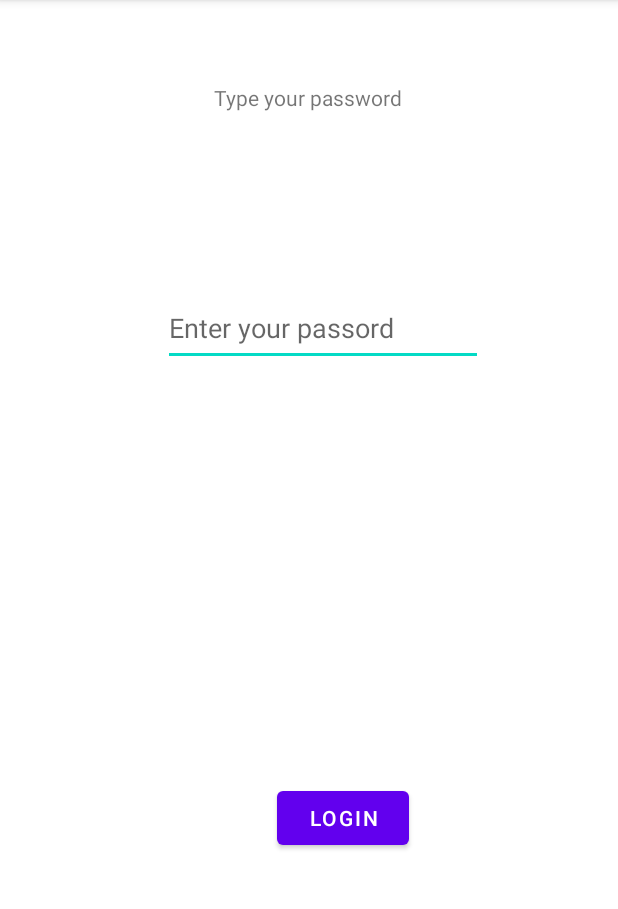
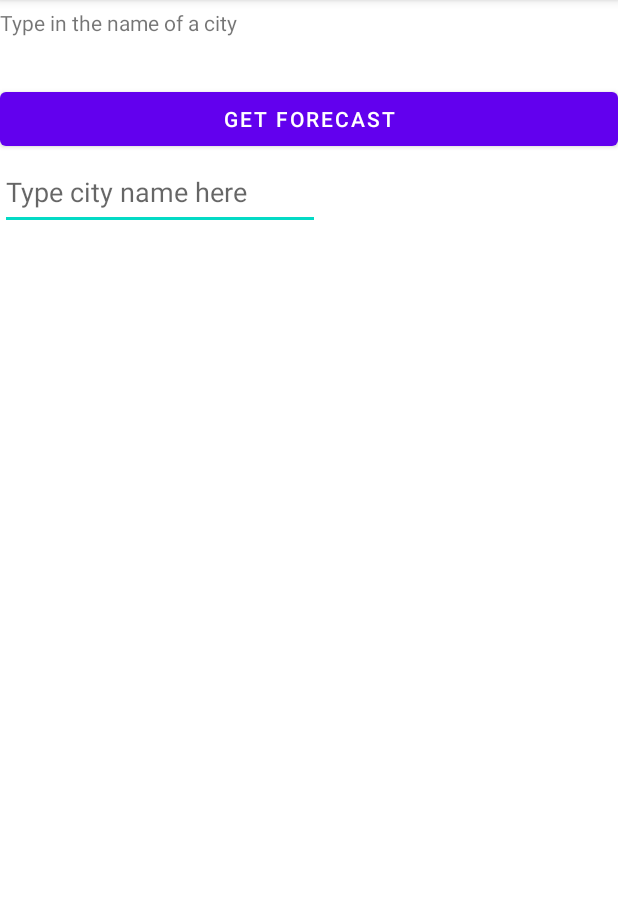
Before and after one commit to jianglianni/Lab5, an Android app: the screen it shows after launch (MainActivity), on a phone screen of 412 x 824 dp, the part 84-993 px from its top. Run offline under Robolectric (Android 15) with nearby library versions, the phone set to English and light mode, and no system bars; our stand-ins replace Volley.

Commit message:
finishi lab10

```diff
--- a/app/src/main/AndroidManifest.xml
+++ b/app/src/main/AndroidManifest.xml
@@ -1,11 +1,13 @@
 <?xml version="1.0" encoding="utf-8"?>
 <manifest xmlns:android="http://schemas.android.com/apk/res/android"
     xmlns:tools="http://schemas.android.com/tools">
+    <uses-permission android:name="android.permission.INTERNET"/>
 
     <application
         android:allowBackup="true"
         android:dataExtractionRules="@xml/data_extraction_rules"
         android:fullBackupContent="@xml/backup_rules"
+        android:enableOnBackInvokedCallback="true"
         android:icon="@mipmap/ic_launcher"
         android:label="@string/app_name"
         android:supportsRtl="true"
--- a/app/src/main/res/layout/activity_main.xml
+++ b/app/src/main/res/layout/activity_main.xml
@@ -1,56 +1,73 @@
 <?xml version="1.0" encoding="utf-8"?>
-<androidx.constraintlayout.widget.ConstraintLayout xmlns:android="http://schemas.android.com/apk/res/android"
+<LinearLayout xmlns:android="http://schemas.android.com/apk/res/android"
     xmlns:app="http://schemas.android.com/apk/res-auto"
     xmlns:tools="http://schemas.android.com/tools"
     android:layout_width="match_parent"
     android:layout_height="match_parent"
-    tools:context=".MainActivity">
+    tools:context=".MainActivity"
+    android:orientation="vertical">
 
     <TextView
         android:id="@+id/textView"
-        android:layout_width="wrap_content"
-        android:layout_height="wrap_content"
+        android:layout_width="match_parent"
+        android:layout_height="50dp"
         android:layout_marginTop="5dp"
-        android:text="Type your password"
-        app:layout_constraintBottom_toBottomOf="parent"
-        app:layout_constraintEnd_toEndOf="parent"
-        app:layout_constraintHorizontal_bias="0.498"
-        app:layout_constraintStart_toStartOf="parent"
-        app:layout_constraintTop_toTopOf="parent"
-        app:layout_constraintVertical_bias="0.067" />
+        android:text="Type in the name of a city" />
 
     <Button
         android:id="@+id/button"
-        android:layout_width="88dp"
+        android:layout_width="match_parent"
         android:layout_height="wrap_content"
-        android:layout_marginTop="16dp"
-        android:layout_marginEnd="24dp"
-        android:layout_marginBottom="50dp"
-        android:text="Login"
-        app:layout_constraintBottom_toBottomOf="parent"
-        app:layout_constraintEnd_toEndOf="parent"
-        app:layout_constraintHorizontal_bias="0.615"
-        app:layout_constraintStart_toStartOf="parent"
-        app:layout_constraintTop_toTopOf="parent"
-        app:layout_constraintVertical_bias="0.773"
-        tools:ignore="MissingConstraints" />
+        android:text="GET FORECAST" />
 
     <EditText
         android:id="@+id/editText"
         android:layout_width="wrap_content"
         android:layout_height="50dp"
-        android:layout_marginStart="8dp"
-        android:layout_marginTop="32dp"
-        android:layout_marginEnd="8dp"
-        android:layout_marginBottom="100dp"
         android:ems="10"
-        android:hint="Enter your passord"
-        android:inputType="textPersonName"
-        app:layout_constraintBottom_toTopOf="@+id/button"
-        app:layout_constraintEnd_toEndOf="@id/textView"
-        app:layout_constraintHorizontal_bias="0.41"
-        app:layout_constraintStart_toStartOf="@id/textView"
-        app:layout_constraintTop_toBottomOf="@+id/textView"
-        app:layout_constraintVertical_bias="0.33" />
+        android:hint="Type city name here"
+        android:inputType="textPersonName" />
 
-</androidx.constraintlayout.widget.ConstraintLayout>
+    <TextView
+        android:id="@+id/temp"
+        android:layout_width="match_parent"
+        android:layout_height="wrap_content"
+        android:text="TextView"
+        android:visibility="invisible" />
+
+    <TextView
+        android:id="@+id/maxTemp"
+        android:layout_width="match_parent"
+        android:layout_height="wrap_content"
+        android:text="TextView"
+        android:visibility="invisible" />
+
+    <TextView
+        android:id="@+id/minTemp"
+        android:layout_width="match_parent"
+        android:layout_height="wrap_content"
+        android:text="TextView"
+        android:visibility="invisible" />
+
+    <TextView
+        android:id="@+id/humitidy"
+        android:layout_width="match_parent"
+        android:layout_height="wrap_content"
+        android:text="TextView"
+        android:visibility="invisible" />
+
+    <TextView
+        android:id="@+id/description"
+        android:layout_width="match_parent"
+        android:layout_height="wrap_content"
+        android:text="TextView"
+        android:visibility="invisible" />
+
+    <ImageView
+        android:id="@+id/icon"
+        android:layout_width="100dp"
+        android:layout_height="100dp"
+        android:visibility="invisible"
+        app:srcCompat="@drawable/ic_launcher_foreground" />
+
+</LinearLayout>
```
Also changed, not shown: app/build.gradle (+5 -7 lines), app/src/main/java/algonquin/cst2335/ni000017/MainActivity.java (+115 -86 lines).
